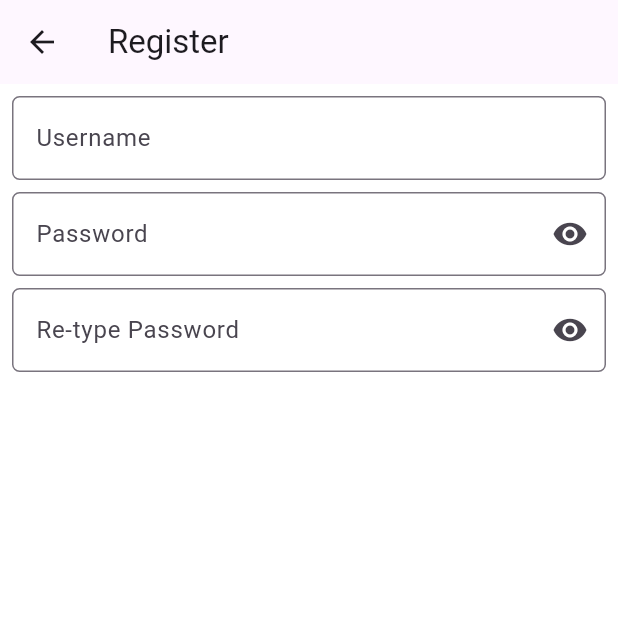
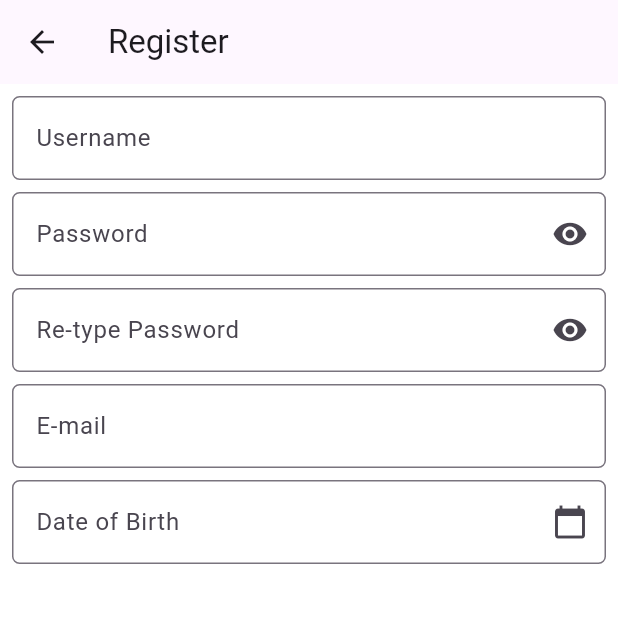
Before and after one commit to NicholasWjy24/SilverStar, a Flutter app: the RegisterScreen screen opened directly, on a phone screen of 412 x 824 dp, the top half of it. Run offline on Flutter 3.47's test engine with Material 3 defaults, Android fonts, the phone set to English and light mode, and no system bars; our stand-ins replace cloud_firestore, firebase_auth, firebase_core; accounts and stored records are empty.

Commit message:
feat: penambahan email dan date of birth

```diff
--- a/lib/view/Register_Screen.dart
+++ b/lib/view/Register_Screen.dart
@@ -87,6 +87,41 @@ class _RegisterScreenState extends State<RegisterScreen> {
                   labelText: "Re-type Password",
                 ),
               ),
+              const SizedBox(height: 8),
+              TextField(
+                controller: emailController,
+                obscureText: false ,
+                decoration: InputDecoration(
+                  border: OutlineInputBorder(
+                    borderRadius: BorderRadius.circular(5),
+                  ),
+                  labelText: "E-mail",
+                ),
+              ),
+              const SizedBox(height: 8),
+              TextField(
+                controller: birthDateController,
+                readOnly: true,
+                decoration: InputDecoration(
+                  labelText: "Date of Birth",
+                  border: OutlineInputBorder(
+                    borderRadius: BorderRadius.circular(5),
+                  ),
+                  suffixIcon: Icon(Icons.calendar_today),
+                ),
+                onTap: () async {
+                  DateTime? pickedDate = await showDatePicker(
+                    context: context,
+                    initialDate: DateTime.now(),
+                    firstDate: DateTime(1900),
+                    lastDate: DateTime(2100),
+                  );
+                  if (pickedDate != null) {
+                    birthDateController.text =
+                    "${pickedDate.day}/${pickedDate.month}/${pickedDate.year}";
+                  }
+                },
+              ),
             ],
           ),
         ),
```
